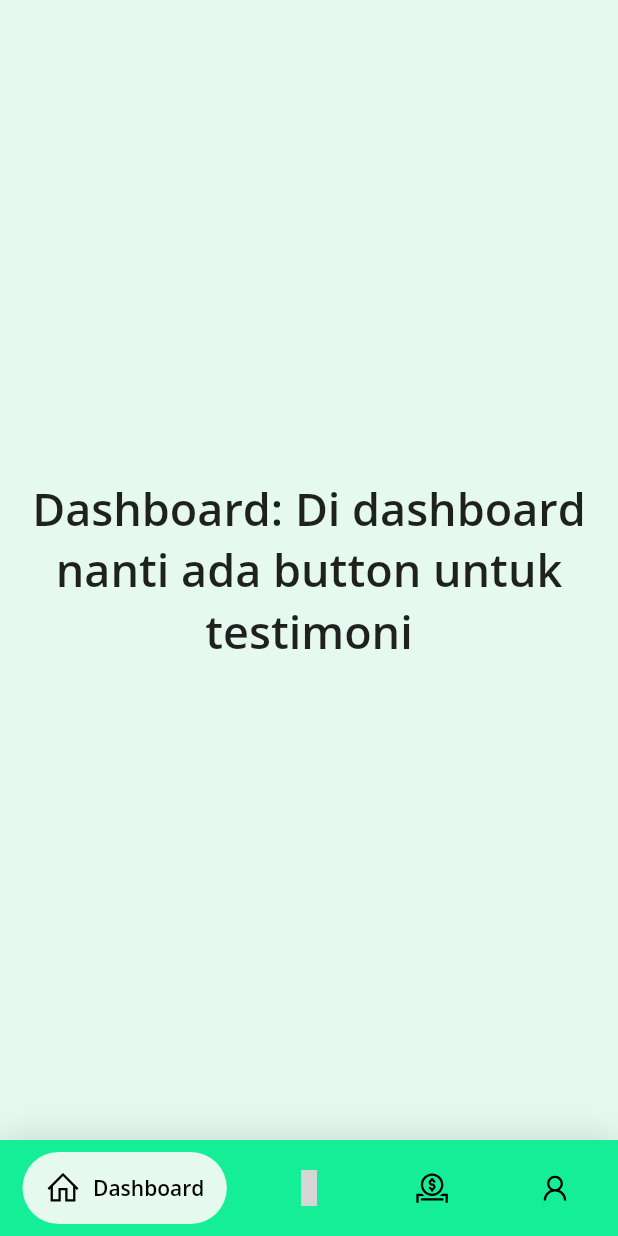
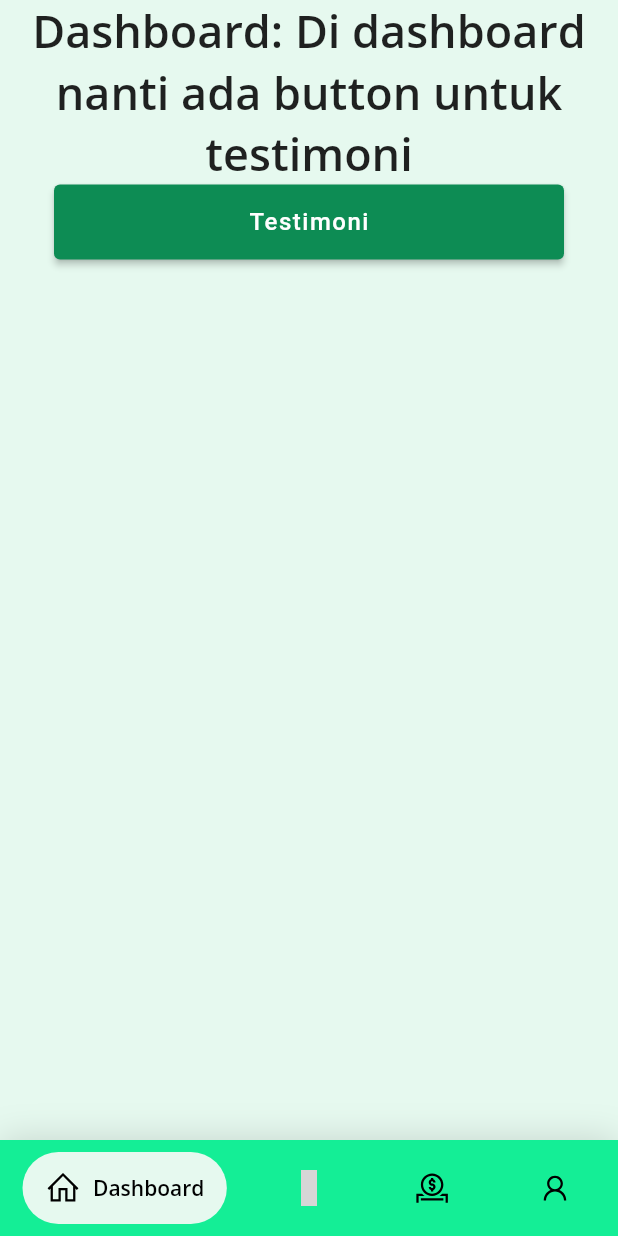
Before and after one commit to alekyoanda/bidcare-flutter-tk-pas, a Flutter app: the MyDashboardPage screen opened by its route, on a phone screen of 412 x 824 dp. Run offline on Flutter 3.47's test engine with Material 2 defaults, Android fonts, the phone set to English and light mode, and no system bars; drawn by our look-alikes of google_nav_bar; our stand-ins replace line_icons; missing offline and left inert: dart:ffi, input_history_text_field, pbp_django_auth; grey boxes are pictures that could not be loaded.

Commit message:
updating testimoni style

```diff
--- a/lib/screens/dashboard.dart
+++ b/lib/screens/dashboard.dart
@@ -4,6 +4,8 @@ import 'package:flutter/material.dart';
 import 'package:google_nav_bar/google_nav_bar.dart';
 import 'package:line_icons/line_icons.dart';
 
+import '../widgets/my_elevated_button.dart';
+import 'Testimoni/testmoni_page.dart';
 import 'profile.dart';
 
 class MyDashboardPage extends StatefulWidget {
@@ -39,8 +41,27 @@ class _MyDashboardPageState extends State<MyDashboardPage> {
   Widget build(BuildContext context) {
     return Scaffold(
       backgroundColor: MyColor.whiteGreen,
-      body: Center(
-        child: _widgetOptions.elementAt(_selectedIndex),
+      body: Column(
+        children: [
+        Center(
+          child: _widgetOptions.elementAt(_selectedIndex),
+        ),
+        Container(
+          margin: const EdgeInsets.only(bottom: 16),
+          child: Align(
+            alignment: Alignment.center,
+            child: MyElevatedButton(
+            text: const Text("Testimoni"),
+            backgroundColor: const Color(0xFF0D8C54),
+            onPressed: () {
+              Navigator.push(
+                context,
+                MaterialPageRoute(builder: (context) => const TestimoniPage()));
+            },
+            )
+          )
+        ),
+      ],
       ),
       bottomNavigationBar: Container(
         decoration: BoxDecoration(
--- a/lib/styles/colors.dart
+++ b/lib/styles/colors.dart
@@ -7,4 +7,5 @@ class MyColor {
   static const Color green1 = Color(0xFF0D8C54);
   static const Color green2 = Color(0xFF0A8E59);
   static const Color darkGreen = Color(0xFF2D5B46);
+  static const Color darkGreen2 = Color(0xFF34765f);
 }
```
Also changed, not shown: lib/screens/Testimoni/add_testimoni_page.dart (+8 -4 lines), lib/screens/Testimoni/testmoni_page.dart (+26 -11 lines).
